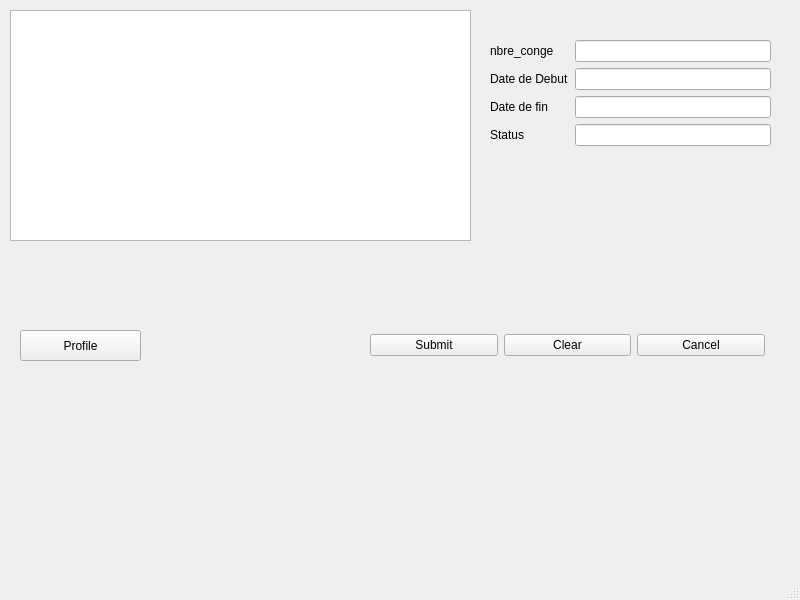
First picture: the form in employeui.ui, repository ElHadjiOumar/GestionConge, before the edit.
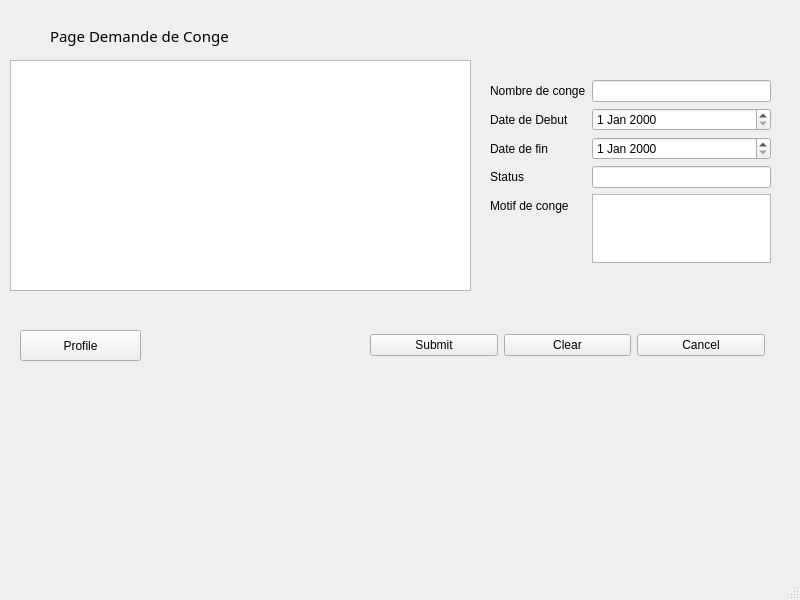
Second picture: the form after the edit.

Patch:
```diff
--- a/employeui.ui
+++ b/employeui.ui
@@ -51,22 +51,19 @@
     <property name="geometry">
      <rect>
       <x>490</x>
-      <y>40</y>
+      <y>80</y>
       <width>281</width>
-      <height>166</height>
+      <height>203</height>
      </rect>
     </property>
     <layout class="QFormLayout" name="formLayout">
      <item row="0" column="0">
       <widget class="QLabel" name="labelConge_2">
        <property name="text">
-        <string>nbre_conge</string>
+        <string>Nombre de conge</string>
        </property>
       </widget>
      </item>
-     <item row="0" column="1">
-      <widget class="QLineEdit" name="lineEditConge"/>
-     </item>
      <item row="1" column="0">
       <widget class="QLabel" name="labelDateDebut">
        <property name="text">
@@ -74,9 +71,6 @@
        </property>
       </widget>
      </item>
-     <item row="1" column="1">
-      <widget class="QLineEdit" name="lineEditDateDebut"/>
-     </item>
      <item row="2" column="0">
       <widget class="QLabel" name="labelDateFin">
        <property name="text">
@@ -84,9 +78,6 @@
        </property>
       </widget>
      </item>
-     <item row="2" column="1">
-      <widget class="QLineEdit" name="lineEditDateFin"/>
-     </item>
      <item row="3" column="0">
       <widget class="QLabel" name="labelStatus">
        <property name="text">
@@ -101,20 +92,39 @@
        </property>
       </widget>
      </item>
-     <item row="4" column="0">
+     <item row="5" column="0">
       <widget class="QLabel" name="labelPassword">
        <property name="text">
         <string/>
        </property>
       </widget>
      </item>
+     <item row="4" column="0">
+      <widget class="QLabel" name="label">
+       <property name="text">
+        <string>Motif de conge</string>
+       </property>
+      </widget>
+     </item>
+     <item row="4" column="1">
+      <widget class="QPlainTextEdit" name="plainTextEdit"/>
+     </item>
+     <item row="0" column="1">
+      <widget class="QLineEdit" name="lineEditConge"/>
+     </item>
+     <item row="2" column="1">
+      <widget class="QDateEdit" name="dateEditDebut"/>
+     </item>
+     <item row="1" column="1">
+      <widget class="QDateEdit" name="dateEditFin"/>
+     </item>
     </layout>
    </widget>
    <widget class="QTableView" name="tableViewUsers">
     <property name="geometry">
      <rect>
       <x>10</x>
-      <y>10</y>
+      <y>60</y>
       <width>461</width>
       <height>231</height>
      </rect>
@@ -157,6 +167,25 @@
      <string>Profile</string>
     </property>
    </widget>
+   <widget class="QLabel" name="label_2">
+    <property name="geometry">
+     <rect>
+      <x>50</x>
+      <y>20</y>
+      <width>181</width>
+      <height>31</height>
+     </rect>
+    </property>
+    <property name="font">
+     <font>
+      <family>Myanmar Text</family>
+      <pointsize>11</pointsize>
+     </font>
+    </property>
+    <property name="text">
+     <string>Page Demande de Conge </string>
+    </property>
+   </widget>
   </widget>
   <widget class="QMenuBar" name="menubar">
    <property name="geometry">
```
